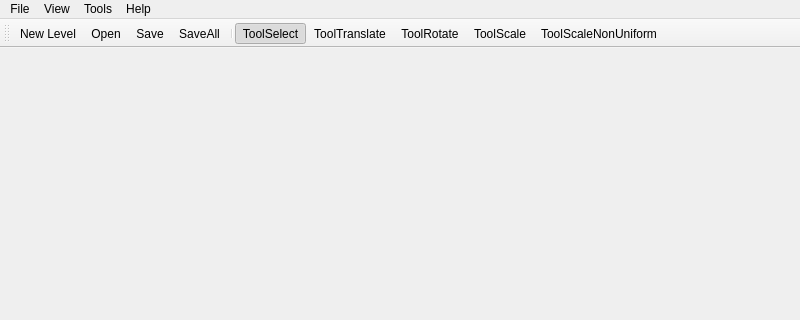
Old version of the form Develompent/Source/Engine/WorldEd/Source/Windows/MainWindow.ui in the repository zombihello/lifeEngine; both pictures show x 0 to 800 and y 0 to 320 of the 800 by 621 pixel window.
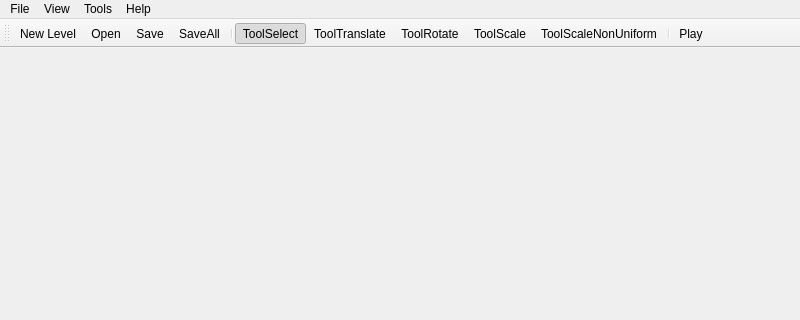
New version of the form.

Patch:
```diff
--- a/Develompent/Source/Engine/WorldEd/Source/Windows/MainWindow.ui
+++ b/Develompent/Source/Engine/WorldEd/Source/Windows/MainWindow.ui
@@ -111,6 +111,8 @@
    <addaction name="actionToolRotate"/>
    <addaction name="actionToolScale"/>
    <addaction name="actionToolScaleNonUniform"/>
+   <addaction name="separator"/>
+   <addaction name="actionPlay"/>
   </widget>
   <action name="actionNewLevel">
    <property name="text">
@@ -242,6 +244,14 @@
     <string>Non Uniform Scale Mode</string>
    </property>
   </action>
+  <action name="actionPlay">
+   <property name="text">
+    <string>Play</string>
+   </property>
+   <property name="toolTip">
+    <string>Play Game In Standalone</string>
+   </property>
+  </action>
  </widget>
  <resources/>
  <connections/>
```
